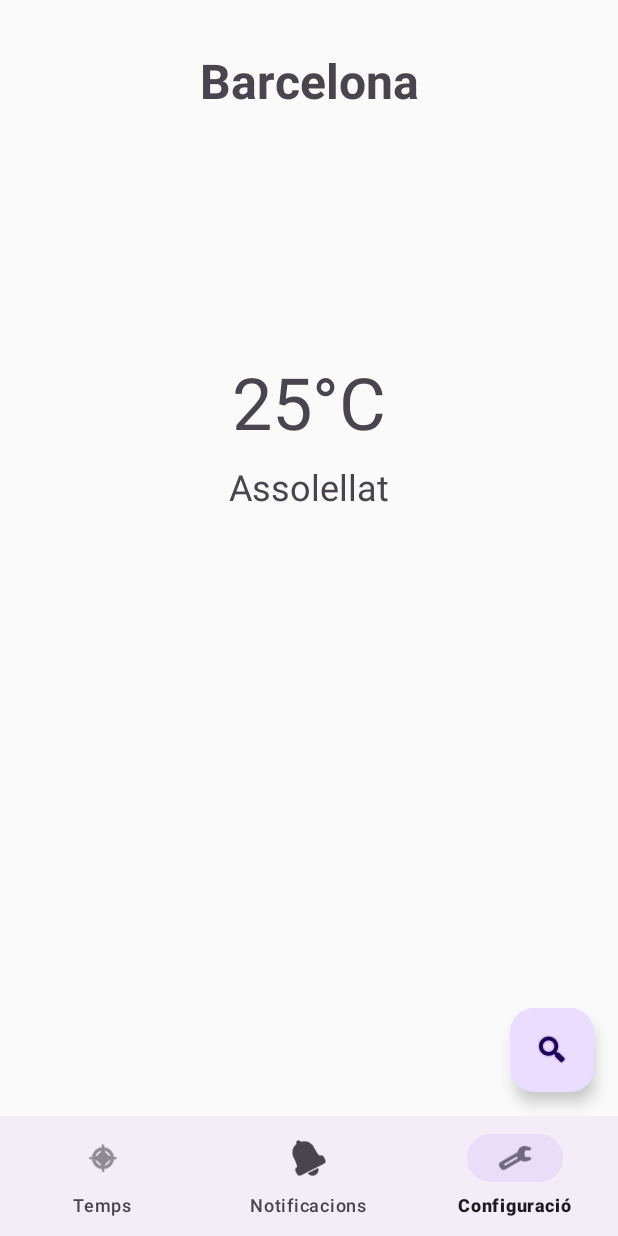
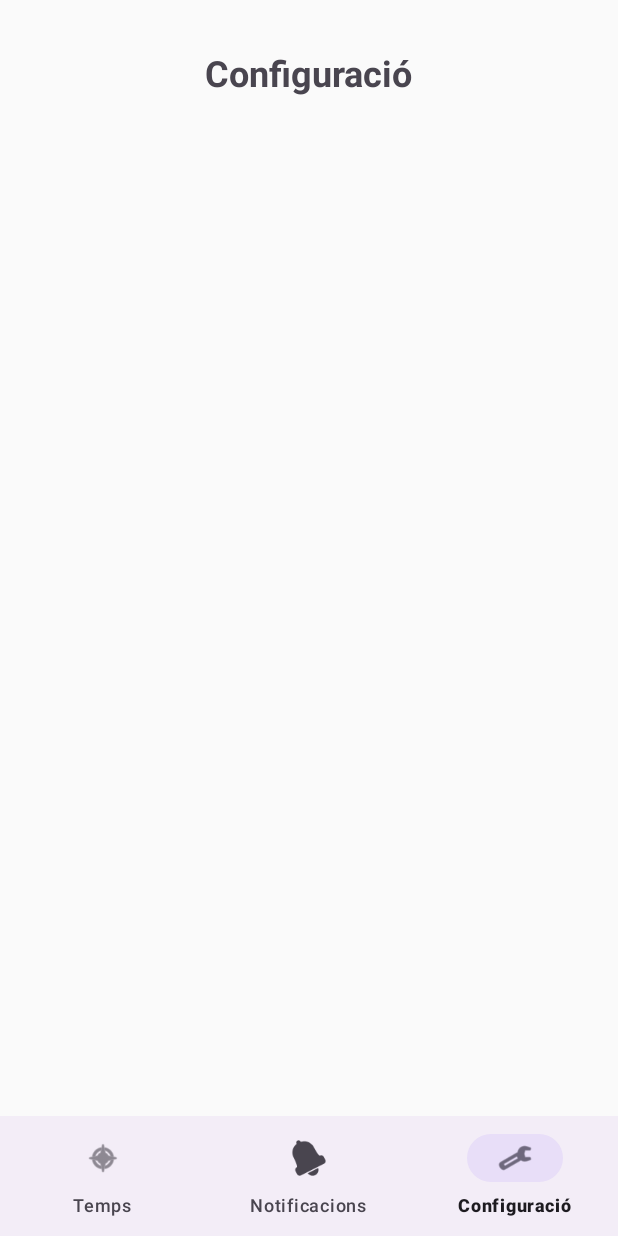
Before and after one commit to sergilo1906/AppWeatherAndroid, an Android app: the screen it shows after launch (MainActivity), item 3 of the bottom bar chosen, on a phone screen of 412 x 824 dp. Run offline under Robolectric (Android 15) with nearby library versions, the phone set to English and light mode, and no system bars.

Commit message:
Aplicació funcional amb els botons funcionant correctament.

```diff
--- /dev/null
+++ b/app/src/main/java/org/insbaixcamp/appweather/ConfiguracioFragment.java
@@ -0,0 +1,20 @@
+package org.insbaixcamp.appweather;
+
+import android.os.Bundle;
+import androidx.fragment.app.Fragment;
+import android.view.LayoutInflater;
+import android.view.View;
+import android.view.ViewGroup;
+
+public class ConfiguracioFragment extends Fragment {
+
+    public ConfiguracioFragment() {
+        // Required empty public constructor
+    }
+
+    @Override
+    public View onCreateView(LayoutInflater inflater, ViewGroup container,
+                             Bundle savedInstanceState) {
+        return inflater.inflate(R.layout.fragment_configuracio, container, false);
+    }
+}
--- /dev/null
+++ b/app/src/main/java/org/insbaixcamp/appweather/IniciFragment.java
@@ -0,0 +1,20 @@
+package org.insbaixcamp.appweather;
+
+import android.os.Bundle;
+import androidx.fragment.app.Fragment;
+import android.view.LayoutInflater;
+import android.view.View;
+import android.view.ViewGroup;
+
+public class IniciFragment extends Fragment {
+
+    public IniciFragment() {
+        // Required empty public constructor
+    }
+
+    @Override
+    public View onCreateView(LayoutInflater inflater, ViewGroup container,
+                             Bundle savedInstanceState) {
+        return inflater.inflate(R.layout.fragment_inici, container, false);
+    }
+}
--- a/app/src/main/java/org/insbaixcamp/appweather/MainActivity.java
+++ b/app/src/main/java/org/insbaixcamp/appweather/MainActivity.java
@@ -4,6 +4,7 @@ import android.os.Bundle;
 import android.view.MenuItem;
 import androidx.annotation.NonNull;
 import androidx.appcompat.app.AppCompatActivity;
+import androidx.fragment.app.Fragment;
 import com.google.android.material.bottomnavigation.BottomNavigationView;
 import com.google.android.material.navigation.NavigationBarView;
 
@@ -18,19 +19,32 @@ public class MainActivity extends AppCompatActivity implements NavigationBarView
 
         navegacioInferior = findViewById(R.id.navegacioInferior);
         navegacioInferior.setOnItemSelectedListener(this);
+
+        // Carregar el fragment inicial només si és la primera càrrega
+        if (savedInstanceState == null) {
+            getSupportFragmentManager().beginTransaction()
+                .replace(R.id.fragment_container, new IniciFragment())
+                .commit();
+        }
     }
 
     @Override
     public boolean onNavigationItemSelected(@NonNull MenuItem item) {
+        Fragment fragment = null;
         int id = item.getItemId();
+
         if (id == R.id.nav_inici) {
-            // Gestionar acció d'inici
-            return true;
+            fragment = new IniciFragment();
         } else if (id == R.id.nav_notificacions) {
-            // Gestionar acció de notificacions
-            return true;
+            fragment = new NotificacionsFragment();
         } else if (id == R.id.nav_configuracio) {
-            // Gestionar acció de configuració
+            fragment = new ConfiguracioFragment();
+        }
+
+        if (fragment != null) {
+            getSupportFragmentManager().beginTransaction()
+                .replace(R.id.fragment_container, fragment)
+                .commit();
             return true;
         }
         return false;
--- a/app/src/main/res/layout/activity_main.xml
+++ b/app/src/main/res/layout/activity_main.xml
@@ -7,64 +7,23 @@
     android:layout_height="match_parent"
     tools:context=".MainActivity">
 
-    <TextView
-        android:id="@+id/nomCiutatText"
-        android:layout_width="wrap_content"
-        android:layout_height="wrap_content"
-        android:layout_marginTop="32dp"
-        android:text="Barcelona"
-        android:textSize="32sp"
-        android:textStyle="bold"
+    <FrameLayout
+        android:id="@+id/fragment_container"
+        android:layout_width="0dp"
+        android:layout_height="0dp"
+        app:layout_constraintBottom_toTopOf="@+id/navegacioInferior"
         app:layout_constraintEnd_toEndOf="parent"
         app:layout_constraintStart_toStartOf="parent"
         app:layout_constraintTop_toTopOf="parent" />
-
-    <ImageView
-        android:id="@+id/iconaTemps"
-        android:layout_width="120dp"
-        android:layout_height="120dp"
-        android:layout_marginTop="24dp"
-        app:layout_constraintEnd_toEndOf="parent"
-        app:layout_constraintStart_toStartOf="parent"
-        app:layout_constraintTop_toBottomOf="@+id/nomCiutatText"
-        tools:src="@drawable/ic_launcher_foreground" />
-
-    <TextView
-        android:id="@+id/temperaturaText"
-        android:layout_width="wrap_content"
-        android:layout_height="wrap_content"
-        android:layout_marginTop="16dp"
-        android:text="25°C"
-        android:textSize="48sp"
-        app:layout_constraintEnd_toEndOf="parent"
-        app:layout_constraintStart_toStartOf="parent"
-        app:layout_constraintTop_toBottomOf="@+id/iconaTemps" />
-
-    <TextView
-        android:id="@+id/condicioText"
-        android:layout_width="wrap_content"
-        android:layout_height="wrap_content"
-        android:layout_marginTop="8dp"
-        android:text="Assolellat"
-        android:textSize="24sp"
-        app:layout_constraintEnd_toEndOf="parent"
-        app:layout_constraintStart_toStartOf="parent"
-        app:layout_constraintTop_toBottomOf="@+id/temperaturaText" />
-
-    <com.google.android.material.floatingactionbutton.FloatingActionButton
-        android:id="@+id/botoCerca"
-        android:layout_width="wrap_content"
-        android:layout_height="wrap_content"
-        android:layout_margin="16dp"
-        android:src="@android:drawable/ic_search_category_default"
-        app:layout_constraintBottom_toTopOf="@+id/navegacioInferior"
-        app:layout_constraintEnd_toEndOf="parent" />
 
     <com.google.android.material.bottomnavigation.BottomNavigationView
         android:id="@+id/navegacioInferior"
         android:layout_width="match_parent"
         android:layout_height="wrap_content"
+        android:layout_gravity="bottom"
         app:layout_constraintBottom_toBottomOf="parent"
+        app:layout_constraintEnd_toEndOf="parent"
+        app:layout_constraintStart_toStartOf="parent"
         app:menu="@menu/navegacio_inferior_menu" />
 
 </androidx.constraintlayout.widget.ConstraintLayout>
--- /dev/null
+++ b/app/src/main/res/layout/fragment_configuracio.xml
@@ -0,0 +1,21 @@
+<?xml version="1.0" encoding="utf-8"?>
+<androidx.constraintlayout.widget.ConstraintLayout xmlns:android="http://schemas.android.com/apk/res/android"
+    xmlns:app="http://schemas.android.com/apk/res-auto"
+    xmlns:tools="http://schemas.android.com/tools"
+    android:layout_width="match_parent"
+    android:layout_height="match_parent"
+    tools:context=".ConfiguracioFragment">
+
+    <TextView
+        android:id="@+id/titolConfiguracio"
+        android:layout_width="wrap_content"
+        android:layout_height="wrap_content"
+        android:layout_marginTop="32dp"
+        android:text="Configuració"
+        android:textSize="24sp"
+        android:textStyle="bold"
+        app:layout_constraintEnd_toEndOf="parent"
+        app:layout_constraintStart_toStartOf="parent"
+        app:layout_constraintTop_toTopOf="parent" />
+
+</androidx.constraintlayout.widget.ConstraintLayout>
--- a/app/src/main/res/values/themes.xml
+++ b/app/src/main/res/values/themes.xml
@@ -1,8 +1,6 @@
 <resources xmlns:tools="http://schemas.android.com/tools">
     <!-- Base application theme. -->
     <style name="Base.Theme.AppWeather" parent="Theme.Material3.DayNight.NoActionBar">
-        <!-- Customize your light theme here. -->
-        <!-- <item name="colorPrimary">@color/my_light_primary</item> -->
         <item name="colorPrimary">@color/primari</item>
         <item name="colorPrimaryDark">@color/primari_fosc</item>
         <item name="colorAccent">@color/accent</item>
```
Also changed, not shown: app/src/main/java/org/insbaixcamp/appweather/NotificacionsFragment.java (added, +20 -0 lines), app/src/main/res/layout/fragment_inici.xml (added, +62 -0 lines), app/src/main/res/layout/fragment_notificacions.xml (added, +29 -0 lines).
